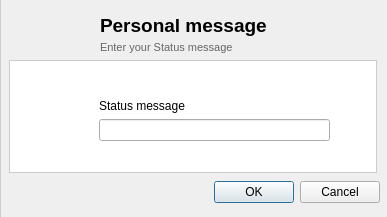
The window that retroshare-gui/src/gui/profile/StatusMessage.ui (RetroShare/RetroShare) describes before a commit, drawn with Qt 5.
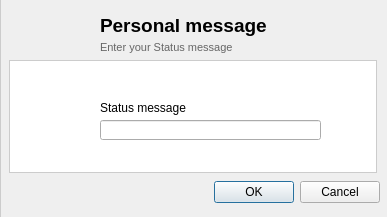
The same window after the commit. Icons and pictures are not drawn.

```diff
--- a/retroshare-gui/src/gui/profile/StatusMessage.ui
+++ b/retroshare-gui/src/gui/profile/StatusMessage.ui
@@ -65,27 +65,28 @@
 border: 1px solid #CCCCCC;}
 </string>
    </property>
-   <widget class="QWidget" name="layoutWidget">
+   <widget class="QLabel" name="label_4">
     <property name="geometry">
      <rect>
-      <x>90</x>
-      <y>39</y>
-      <width>231</width>
-      <height>42</height>
+      <x>91</x>
+      <y>40</y>
+      <width>261</width>
+      <height>16</height>
      </rect>
     </property>
-    <layout class="QGridLayout" name="gridLayout">
-     <item row="0" column="0">
-      <widget class="QLabel" name="label_4">
-       <property name="text">
-        <string>Status message</string>
-       </property>
-      </widget>
-     </item>
-     <item row="1" column="0">
-      <widget class="QLineEdit" name="txt_StatusMessage"/>
-     </item>
-    </layout>
+    <property name="text">
+     <string>Status message</string>
+    </property>
+   </widget>
+   <widget class="QLineEdit" name="txt_StatusMessage">
+    <property name="geometry">
+     <rect>
+      <x>91</x>
+      <y>60</y>
+      <width>221</width>
+      <height>20</height>
+     </rect>
+    </property>
    </widget>
   </widget>
   <widget class="QLabel" name="label_3">
```
Left out of the diff: 1 changed line with no effect on the pictures.
